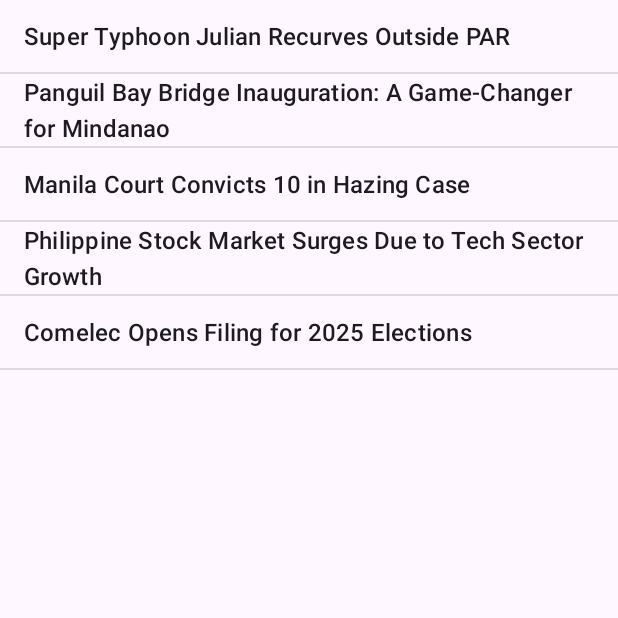
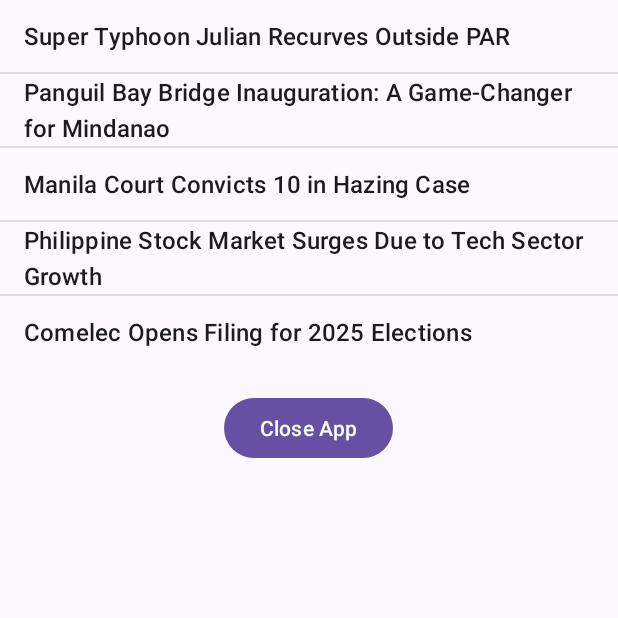
Before and after one commit to kevin07053986/MAHUSAY_KE_130FRI_AND, an Android app: the screen it shows after launch (MainActivity), on a phone screen of 412 x 824 dp, the top half of it. Run offline under Robolectric (Android 15) with nearby library versions, the phone set to English and light mode, and no system bars.

```diff
--- a/News_Application/app/src/main/res/layout/activity_main.xml
+++ b/News_Application/app/src/main/res/layout/activity_main.xml
@@ -2,4 +2,6 @@
 <FrameLayout xmlns:android="http://schemas.android.com/apk/res/android"
     android:id="@+id/fragment_container"
     android:layout_width="match_parent"
-    android:layout_height="match_parent" />
+    android:layout_height="match_parent"
+
+    />
--- a/News_Application/app/src/main/res/layout/fragment_contents.xml
+++ b/News_Application/app/src/main/res/layout/fragment_contents.xml
@@ -20,8 +20,8 @@
         android:textSize="16sp" />
 
     <Button
-        android:id="@+id/closeButton"
+        android:id="@+id/backButton"
         android:layout_width="wrap_content"
         android:layout_height="wrap_content"
-        android:text="Close" />
+        android:text="Back" />
 </LinearLayout>
--- a/News_Application/app/src/main/res/layout/fragment_headlines.xml
+++ b/News_Application/app/src/main/res/layout/fragment_headlines.xml
@@ -7,5 +7,14 @@
     <ListView
         android:id="@+id/newsListView"
         android:layout_width="match_parent"
-        android:layout_height="match_parent"/>
+        android:layout_height="wrap_content"/>
+
+    <Button
+        android:id="@+id/closeButton"
+        android:layout_width="wrap_content"
+        android:layout_height="wrap_content"
+        android:text="Close App"
+        android:layout_gravity="center_horizontal"
+        android:layout_marginTop="16dp" />
+
 </LinearLayout>
```
Also changed, not shown: News_Application/app/src/main/java/com/mab/news_application/MainActivity.java (+11 -2 lines).
